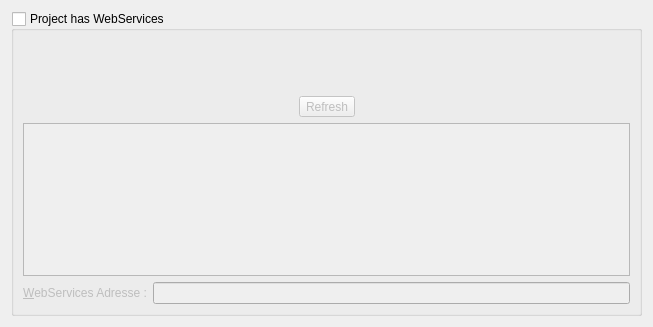
This is plugins/services/ui/servicesprojectproperty.ui in phoenix741/xinx as Qt 5 draws it before an edit. The edited form follows.
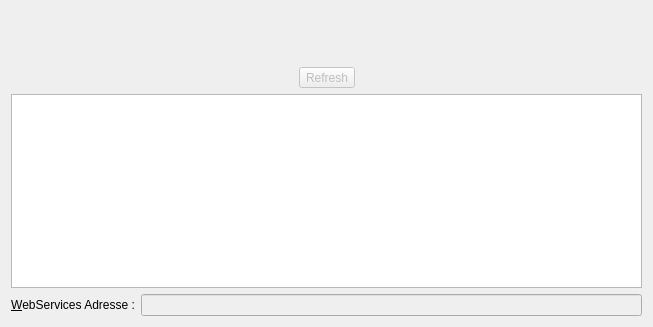
This is the edited form. Icons and pictures are not drawn. Custom widgets are drawn as their Qt base class.

```diff
--- a/plugins/services/ui/servicesprojectproperty.ui
+++ b/plugins/services/ui/servicesprojectproperty.ui
@@ -14,23 +14,35 @@
    <string>WebServices</string>
   </property>
   <layout class="QGridLayout" name="gridLayout">
+   <item row="6" column="0">
+    <layout class="QHBoxLayout" name="horizontalLayout_2">
+     <item>
+      <widget class="QLabel" name="label">
+       <property name="text">
+        <string>&amp;WebServices Adresse :</string>
+       </property>
+       <property name="buddy">
+        <cstring>m_adressLineEdit</cstring>
+       </property>
+      </widget>
+     </item>
+     <item>
+      <widget class="QLineEdit" name="m_adressLineEdit">
+       <property name="enabled">
+        <bool>false</bool>
+       </property>
+      </widget>
+     </item>
+    </layout>
+   </item>
+   <item row="2" column="0">
+    <widget class="QPlainTextEdit" name="m_wsdlEdit">
+     <property name="enabled">
+      <bool>true</bool>
+     </property>
+    </widget>
+   </item>
    <item row="0" column="0">
-    <widget class="QGroupBox" name="m_webServiceGroupBox">
-     <property name="whatsThis">
-      <string>&lt;p&gt;Check this box is you want add service web to the project. The list is a list of WSDL. When you start the project, &lt;b&gt;XINX&lt;/b&gt; will connect to the service and download the description file.&lt;/p&gt;
-&lt;p&gt;Next you can execute a service stream that open a dialog with the in stream and the out stream.&lt;/p&gt;</string>
-     </property>
-     <property name="title">
-      <string>Project has WebServices</string>
-     </property>
-     <property name="checkable">
-      <bool>true</bool>
-     </property>
-     <property name="checked">
-      <bool>false</bool>
-     </property>
-     <layout class="QVBoxLayout" name="verticalLayout">
-      <item>
        <widget class="XinxListWidgetImpl" name="m_servicesList" native="true">
         <property name="minimumSize">
          <size>
@@ -40,7 +52,7 @@
         </property>
        </widget>
       </item>
-      <item>
+   <item row="1" column="0">
        <layout class="QHBoxLayout" name="horizontalLayout">
         <item>
          <spacer name="horizontalSpacer">
@@ -83,37 +95,6 @@
          </spacer>
         </item>
        </layout>
-      </item>
-      <item>
-       <widget class="QPlainTextEdit" name="m_wsdlEdit">
-        <property name="enabled">
-         <bool>true</bool>
-        </property>
-       </widget>
-      </item>
-      <item>
-       <layout class="QHBoxLayout" name="horizontalLayout_2">
-        <item>
-         <widget class="QLabel" name="label">
-          <property name="text">
-           <string>&amp;WebServices Adresse :</string>
-          </property>
-          <property name="buddy">
-           <cstring>m_adressLineEdit</cstring>
-          </property>
-         </widget>
-        </item>
-        <item>
-         <widget class="QLineEdit" name="m_adressLineEdit">
-          <property name="enabled">
-           <bool>false</bool>
-          </property>
-         </widget>
-        </item>
-       </layout>
-      </item>
-     </layout>
-    </widget>
    </item>
   </layout>
  </widget>
```
Lines whose indentation alone changed are shown as unchanged.
